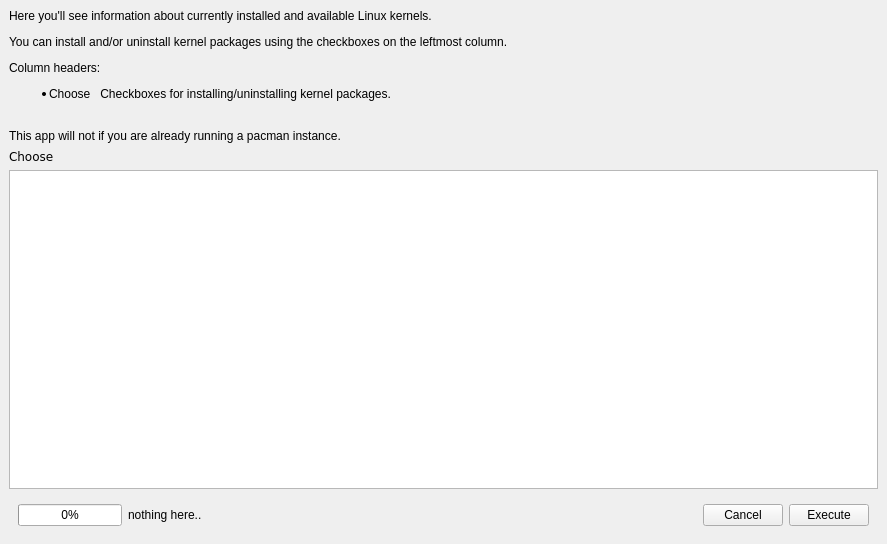
Above: src/km-window.ui from CachyOS/kernel-manager before the change. Below: the same form after it.
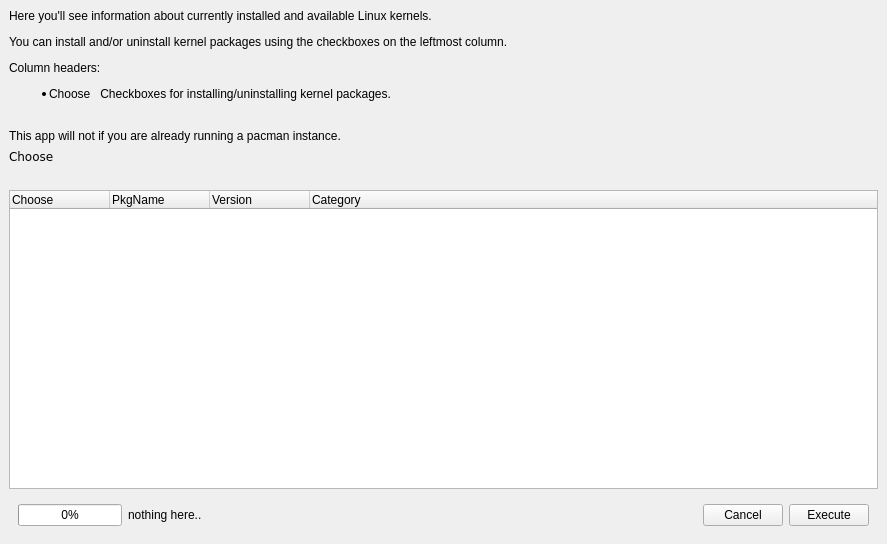
That is the form after the change. Icons and pictures are not drawn.

Patch:
```diff
--- a/src/km-window.ui
+++ b/src/km-window.ui
@@ -46,16 +46,23 @@
      </widget>
     </item>
     <item>
-     <widget class="QListView" name="list" native="true">
+     <spacer name="horizontalSpacer_3">
+      <property name="orientation">
+       <enum>Qt::Horizontal</enum>
+      </property>
+      <property name="sizeHint" stdset="0">
+       <size>
+        <width>40</width>
+        <height>20</height>
+       </size>
+      </property>
+     </spacer>
+    </item>
+    <item>
+     <widget class="QTreeWidget" name="treeKernels">
       <property name="frameShadow">
        <enum>QFrame::Raised</enum>
       </property>
-      <property name="lineWidth">
-       <number>2</number>
-      </property>
-      <property name="editTriggers">
-       <set>QAbstractItemView::NoEditTriggers</set>
-      </property>
       <property name="tabKeyNavigation">
        <bool>false</bool>
       </property>
@@ -65,18 +72,26 @@
       <property name="selectionMode">
        <enum>QAbstractItemView::NoSelection</enum>
       </property>
-      <property name="textElideMode">
-       <enum>Qt::ElideNone</enum>
-      </property>
-      <property name="verticalScrollMode">
-       <enum>QAbstractItemView::ScrollPerPixel</enum>
-      </property>
-      <property name="horizontalScrollMode">
-       <enum>QAbstractItemView::ScrollPerPixel</enum>
-      </property>
-      <property name="uniformItemSizes">
-       <bool>true</bool>
-      </property>
+      <column>
+       <property name="text">
+        <string>Choose</string>
+       </property>
+      </column>
+      <column>
+       <property name="text">
+        <string>PkgName</string>
+       </property>
+      </column>
+      <column>
+       <property name="text">
+        <string>Version</string>
+       </property>
+      </column>
+      <column>
+       <property name="text">
+        <string>Category</string>
+       </property>
+      </column>
      </widget>
     </item>
     <item>
```
Left out of the diff: 24 changed lines with no effect on the pictures.
